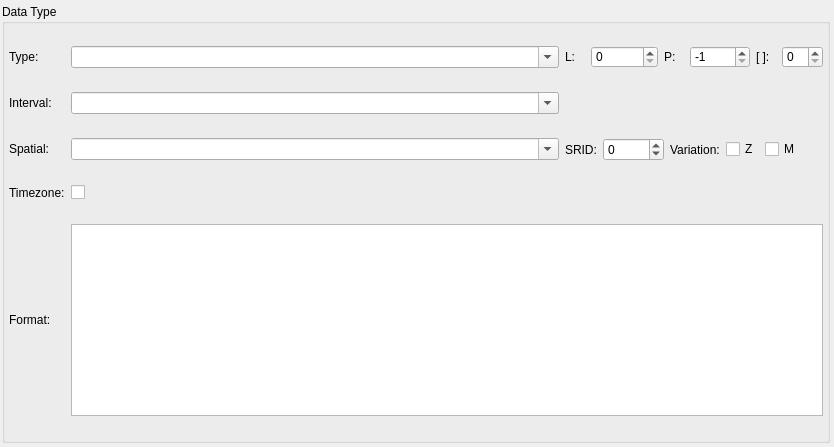
Qt form libs/libgui/ui/dbobjects/pgsqltypewidget.ui (pgmodeler/pgmodeler) before a commit.
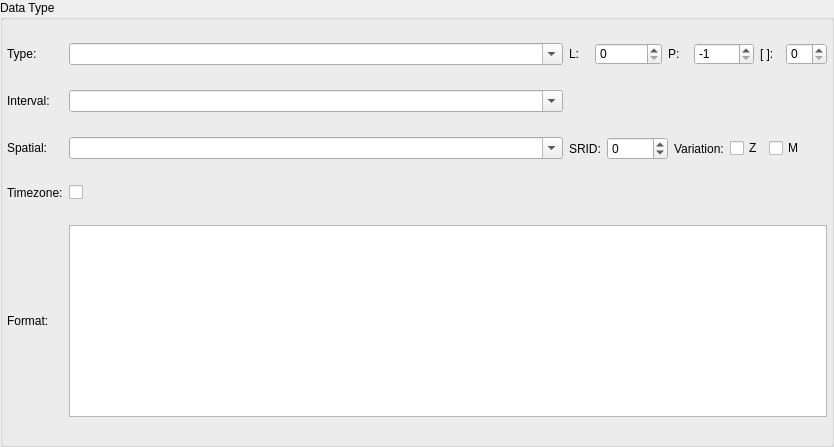
The same form after that commit.

The edit to the form file:
```diff
--- a/libs/libgui/ui/dbobjects/pgsqltypewidget.ui
+++ b/libs/libgui/ui/dbobjects/pgsqltypewidget.ui
@@ -33,16 +33,16 @@
   </property>
   <layout class="QGridLayout" name="pgsqltype_grid">
    <property name="leftMargin">
-    <number>2</number>
+    <number>0</number>
    </property>
    <property name="topMargin">
-    <number>4</number>
+    <number>0</number>
    </property>
    <property name="rightMargin">
-    <number>4</number>
+    <number>0</number>
    </property>
    <property name="bottomMargin">
-    <number>4</number>
+    <number>0</number>
    </property>
    <property name="spacing">
     <number>6</number>
```
